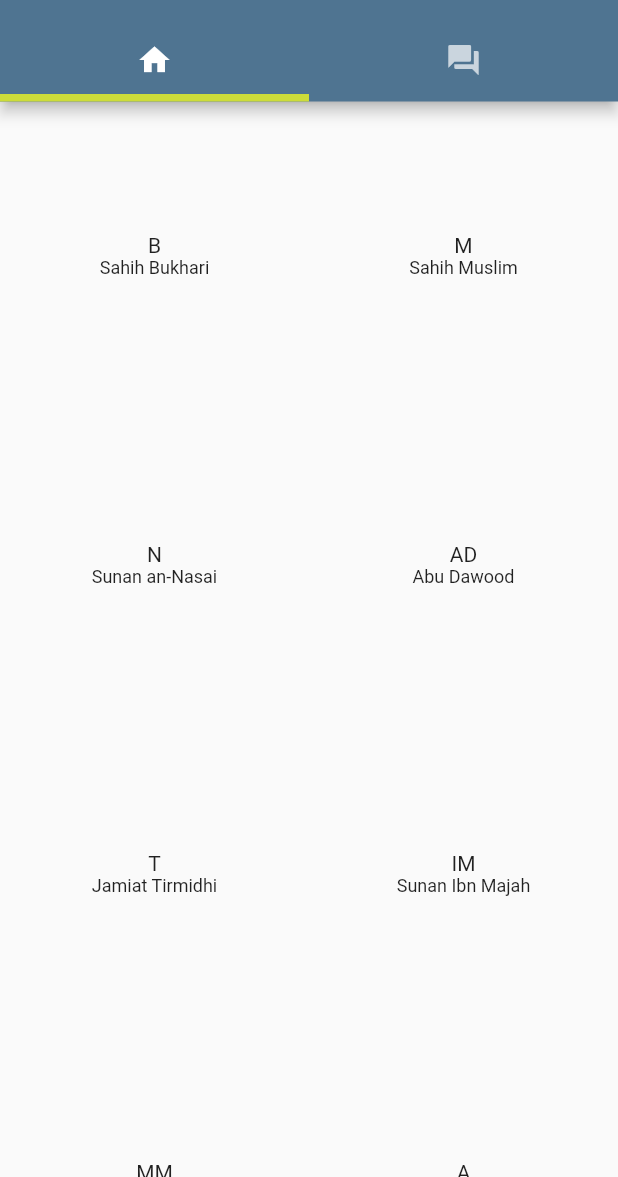
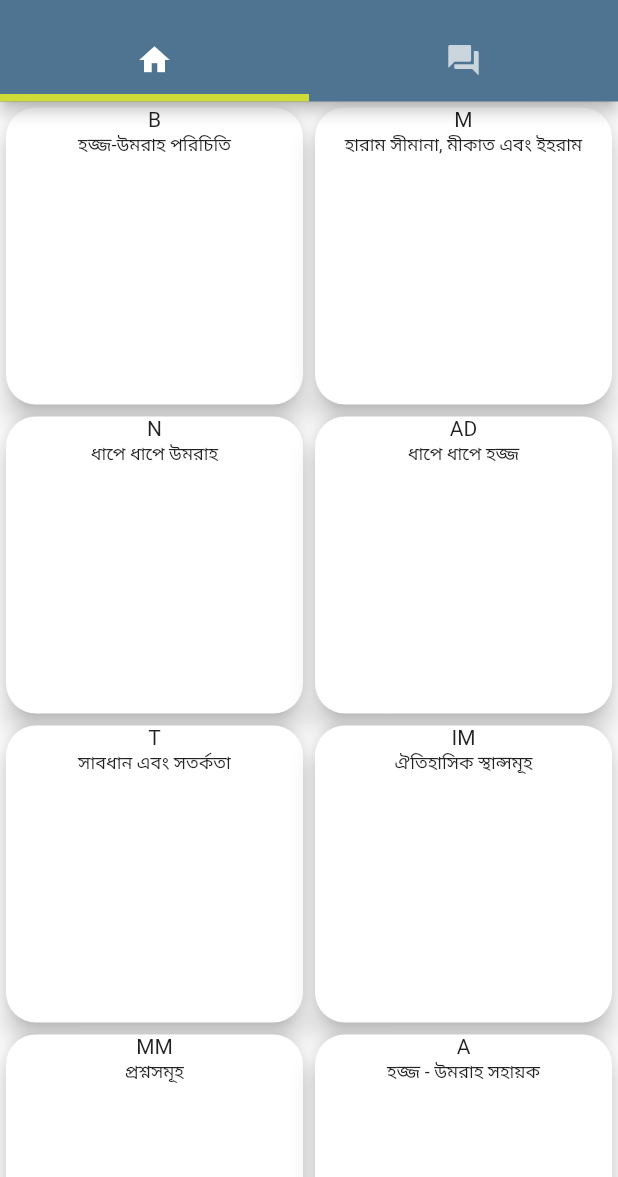
Before and after one commit to NewazRedoy/hajj-app, a Flutter app: the screen it shows after launch, on a phone screen of 412 x 824 dp, the part 59-1236 px from its top. Run offline on Flutter 3.47's test engine with Material 2 defaults, Android fonts, the phone set to English and light mode, and no system bars.

Commit message:
made some changes.

```diff
--- a/lib/screen/TopicGridPage.dart
+++ b/lib/screen/TopicGridPage.dart
@@ -13,7 +13,7 @@ class _TopicGridPageState extends State<TopicGridPage> {
     return Scaffold(
       body: GridView.count(
         crossAxisCount: 2,
-        children: List.generate(14, (index) {
+        children: List.generate(8, (index) {
           return CollectionItem(
               context: context,
               collection: Constants.collections[index],
--- a/lib/util/Constants.dart
+++ b/lib/util/Constants.dart
@@ -17,87 +17,52 @@ class Constants {
   static List collections = [
     Topic(
         id: 1,
-        name: 'Sahih Bukhari',
-        name_ar: 'صحيح البخاري',
+        name: 'হজ্জ-উমরাহ পরিচিতি',
+        name_ar: '',
         abbv: 'B',
         color: '#e65c60'),
     Topic(
         id: 2,
-        name: 'Sahih Muslim',
-        name_ar: 'صحيح مسلم',
+        name: 'হারাম সীমানা, মীকাত এবং ইহরাম',
+        name_ar: '',
         abbv: 'M',
         color: '#e85d8b'),
     Topic(
         id: 3,
-        name: 'Sunan an-Nasai',
-        name_ar: 'سنن النسائي',
+        name: 'ধাপে ধাপে উমরাহ',
+        name_ar: '',
         abbv: 'N',
         color: '#4859b5'),
     Topic(
         id: 4,
-        name: 'Abu Dawood',
-        name_ar: 'سنن أبي داود',
+        name: 'ধাপে ধাপে হজ্জ',
+        name_ar: '',
         abbv: 'AD',
         color: '#5677fc'),
     Topic(
         id: 5,
-        name: 'Jamiat Tirmidhi',
-        name_ar: 'جامع الترمذي',
+        name: 'সাবধান এবং সতর্কতা',
+        name_ar: '',
         abbv: 'T',
         color: '#62c6f5'),
     Topic(
         id: 6,
-        name: 'Sunan Ibn Majah',
-        name_ar: 'سنن ابن ماجه',
+        name: 'ঐতিহাসিক স্থান্সমূহ',
+        name_ar: '',
         abbv: 'IM',
         color: '#3c968d'),
     Topic(
         id: 7,
-        name: 'Muwatta Malik',
-        name_ar: 'موطأ مالك',
+        name: 'প্রশ্নসমূহ',
+        name_ar: '',
         abbv: 'MM',
         color: '#409c3e'),
     Topic(
         id: 8,
-        name: 'MusnadAhmed',
-        name_ar: 'مسند أحمد',
+        name: 'হজ্জ - উমরাহ সহায়ক',
+        name_ar: '',
         abbv: 'A',
         color: '#8bc34a'),
-    Topic(
-        id: 9,
-        name: 'Riyad us Saliheen',
-        name_ar: 'رياض الصالحين',
-        abbv: 'RS',
-        color: '#cedb58'),
-    Topic(
-        id: 10,
-        name: 'Shamail Muhammadiyah',
-        name_ar: 'الشمائل المحمدية',
-        abbv: 'SM',
-        color: '#ffd966'),
-    Topic(
-        id: 11,
-        name: 'Al-Adab Al-Mufrad',
-        name_ar: 'الأدب المفرد',
-        abbv: 'AM',
-        color: '#ffb566'),
-    Topic(
-        id: 12,
-        name: 'Bulugh Al Maram',
-        name_ar: 'بلوغ المرام',
-        abbv: 'BM',
-        color: '#ff8a66'),
-    Topic(
-        id: 13,
-        name: 'Nawawi Hadith',
-        name_ar: 'الأربعون النووية',
-        abbv: 'NH',
-        color: '#b36447'),
-    Topic(
-        id: 14,
-        name: 'Hadith Qudsi',
-        name_ar: 'الحديث القدسي',
-        abbv: 'HQ',
-        color: '#999999'),
+
   ];
 }
--- a/lib/util/Routes.dart
+++ b/lib/util/Routes.dart
@@ -1,4 +1,3 @@
-import 'package:first_app/util/Constants.dart';
 import 'package:flutter/material.dart';
 
 class Routes {
--- a/lib/widgets/TopicGridItem.dart
+++ b/lib/widgets/TopicGridItem.dart
@@ -1,4 +1,4 @@
-import 'package:first_app/model/Subtopic.dart';
+import 'package:first_app/model/Content.dart';
 import 'package:first_app/model/Topic.dart';
 import 'package:first_app/screen/SubTopicListPage.dart';
 import 'package:flutter/material.dart';
@@ -17,7 +17,12 @@ class CollectionItem extends StatelessWidget {
 
   @override
   Widget build(BuildContext context) {
-    return InkWell(
+    return Card(
+      shape: RoundedRectangleBorder(
+        borderRadius: BorderRadius.circular(20.0),
+      ),
+      elevation: 7.0,
+      child: InkWell(
         onTap: () {
             Navigator.of(context).push(
               MaterialPageRoute(
@@ -28,7 +33,6 @@ class CollectionItem extends StatelessWidget {
               ),
             );
           },
-        child: Center(
         child: Column(mainAxisSize: MainAxisSize.min, children: [
               Text(
                 collection.abbv,
@@ -37,6 +41,8 @@ class CollectionItem extends StatelessWidget {
                 collection.name,
                 style: TextStyle(fontSize: 12),
               ),
-            ])));
+            ]),
+      ),
+    );
   }
 }
```
Also changed, not shown: lib/screen/SubTopicListPage.dart (line endings or trailing spaces), lib/widgets/ListPageItem.dart (line endings or trailing spaces). Lines whose indentation alone changed are shown as unchanged.
